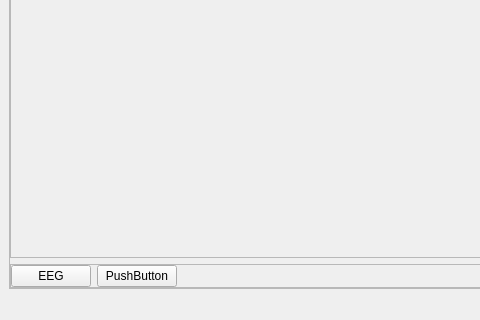
Old version of the form UI/mainwindow.ui in the repository VeikkaLeppanen/Real_Time_EEG; both pictures show x 0 to 480 and y 570 to 890 of the 1194 by 890 pixel window.
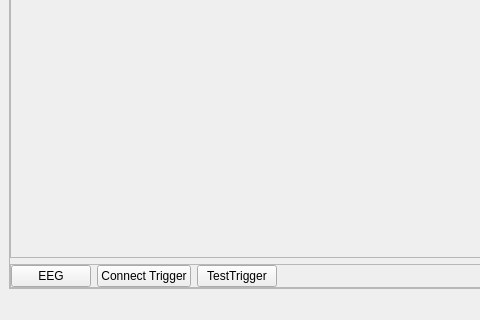
New version of the form. Custom widgets are drawn as their Qt base class.

Commit message: Trigger sending

What changed in the file:
```diff
--- a/UI/mainwindow.ui
+++ b/UI/mainwindow.ui
@@ -142,7 +142,14 @@
           <item>
            <widget class="QPushButton" name="pushButton_4">
             <property name="text">
-             <string>PushButton</string>
+             <string>Connect Trigger</string>
+            </property>
+           </widget>
+          </item>
+          <item>
+           <widget class="QPushButton" name="testTrigger">
+            <property name="text">
+             <string>TestTrigger</string>
             </property>
            </widget>
           </item>
```
Left out of the diff: 2 changed lines with no effect on the pictures. The commit also changes 11 other files.
